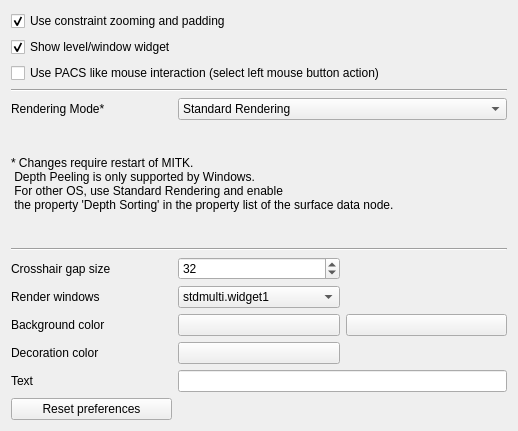
MITK/MITK, file Plugins/org.mitk.gui.qt.stdmultiwidgeteditor/src/internal/QmitkStdMultiWidgetEditorPreferencePage.ui: the form before one commit.
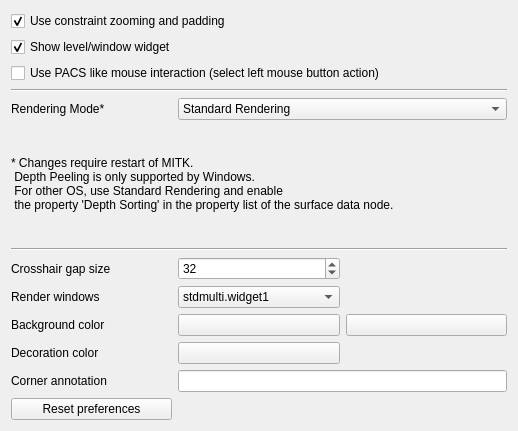
The form after the commit.

Commit message: Set initial color on cancel.

What changed in the file:
```diff
--- a/Plugins/org.mitk.gui.qt.stdmultiwidgeteditor/src/internal/QmitkStdMultiWidgetEditorPreferencePage.ui
+++ b/Plugins/org.mitk.gui.qt.stdmultiwidgeteditor/src/internal/QmitkStdMultiWidgetEditorPreferencePage.ui
@@ -98,7 +98,7 @@
    <item row="14" column="0">
     <widget class="QLabel" name="label_8">
      <property name="text">
-      <string>Text</string>
+      <string>Corner annotation</string>
      </property>
     </widget>
    </item>
```
Left out of the diff: 2 changed lines with no effect on the pictures. Lines whose indentation alone changed are shown as unchanged. The commit also changes 1 other file.
